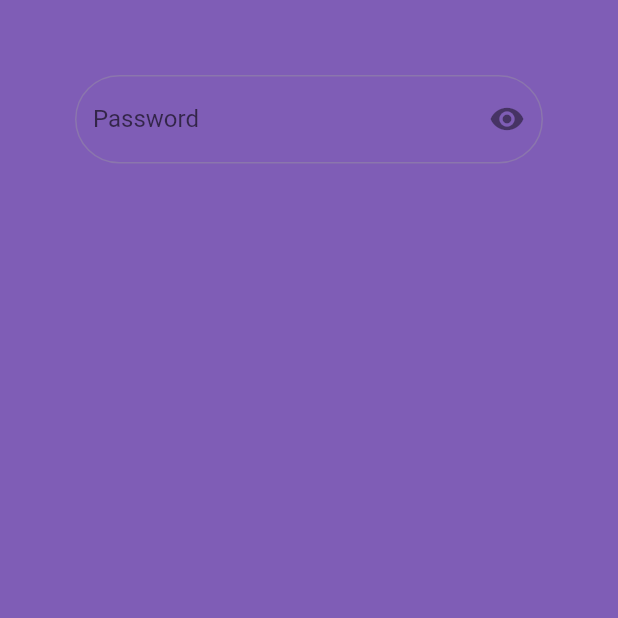
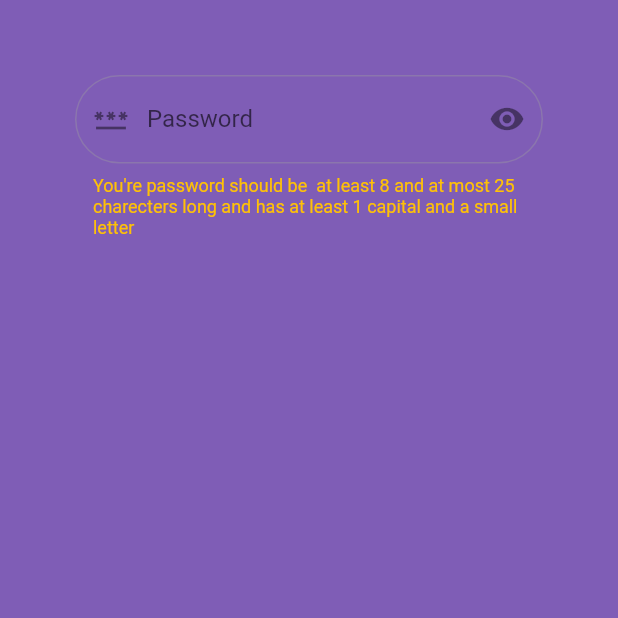
Before and after one commit to Zezo-01/Emtalik, a Flutter app: the screen it shows after launch, on a phone screen of 412 x 824 dp, the top half of it. Run offline on Flutter 3.47's test engine with Material 2 defaults, Android fonts, the phone set to English and light mode, and no system bars; our stand-ins replace localization, motion_toast.

Commit message:
not safe code

```diff
--- a/lib/Widgets/UserInfoWidgets/passwordfield.dart
+++ b/lib/Widgets/UserInfoWidgets/passwordfield.dart
@@ -1,35 +1,68 @@
+import 'dart:io';
+
 import 'package:flutter/material.dart';
 
 import 'package:localization/localization.dart';
 
 class PasswordField extends StatefulWidget {
-  const PasswordField({
-    Key? key,
-    this.onChange,
-  }) : super(key: key);
-  // TODO: Optional parameter to pass a function that will be excuted when ever the value of the textfield's change
-  final void Function(String value)? onChange;
+  PasswordField(
+      {Key? key, this.onChange, this.enable, this.info, this.controller})
+      : super(key: key);
+  // INFO: Optional parameter to pass a function that will be excuted when ever the value of the textfield's change
+  void Function(String value)? onChange;
+  // INFO: this is to set the textfiedl as enabled or not
+  bool? enable;
+  // INFO: this is to display an info under the textifled
+  String? info;
+  TextEditingController? controller;
   @override
-  State<StatefulWidget> createState() => _PasswordField(onChange: onChange);
+  State<StatefulWidget> createState() => _PasswordField(
+      onChange: onChange, enable: enable, info: info, controller: controller);
 }
 
 class _PasswordField extends State<StatefulWidget> {
-  bool show = true;
-  final void Function(String value)? onChange;
-  _PasswordField({this.onChange});
+  bool showPassword = true;
+  bool? enable;
+  String? info;
+  TextEditingController? controller;
+  void Function(String value)? onChange;
+  _PasswordField({this.onChange, this.enable, this.info, this.controller});
+
   @override
   Widget build(BuildContext context) {
     return TextField(
+      controller: controller,
+      obscureText: showPassword,
+      keyboardType: TextInputType.visiblePassword,
+      onChanged: onChange,
+      enabled: enable,
+      textInputAction: TextInputAction.done,
       decoration: InputDecoration(
+        prefixIcon: controller!.text.isEmpty
+            ? const Icon(Icons.password)
+            : IconButton(
+                icon: const Icon(Icons.close),
+                onPressed: () {
+                  controller!.clear();
+                },
+              ),
         label: Text("password".i18n()),
         hintText: "password".i18n(),
+        counterText: info == null ? "" : info.toString().i18n(),
+        counter: Text(
+          info == null ? "" : info.toString().i18n(),
+          style: const TextStyle(
+            fontSize: 12,
+            color: Colors.amber,
+          ),
+        ),
         suffixIcon: IconButton(
           onPressed: () {
             setState(() {
-              show = !show;
+              showPassword = !showPassword;
             });
           },
-          icon: show
+          icon: showPassword
               ? const Icon(Icons.visibility)
               : const Icon(Icons.visibility_off),
         ),
@@ -38,9 +71,6 @@ class _PasswordField extends State<StatefulWidget> {
           gapPadding: 4,
         ),
       ),
-      obscureText: show,
-      keyboardType: TextInputType.visiblePassword,
-      onChanged: onChange,
     );
   }
 }
--- a/lib/etc/appenv.dart
+++ b/lib/etc/appenv.dart
@@ -54,5 +54,8 @@ abstract class AppEnv {
           backgroundColor: Color.fromARGB(255, 236, 166, 61),
           foregroundColor: Colors.black,
         ),
+        textTheme: TextTheme(
+          bodyText1: TextStyle(color: Colors.amber),
+        ),
       );
 }
--- /dev/null
+++ b/lib/etc/validator.dart
@@ -0,0 +1,8 @@
+abstract class Validator {
+  static bool passwordValidator(String password) {
+    return true;
+  }
+}
+
+
+//  /^(?=.*\d)(?=.*[a-z])(?=.*[A-Z])(?=.*[a-zA-Z]).{8,25}$/gm REGULAR EXPRESSION
--- a/lib/i18n/ar.json
+++ b/lib/i18n/ar.json
@@ -4,5 +4,6 @@
     "welcome-text": "هذا النص بالعربية",
     "hello": "مرحبا",
     "Email":"إيميل",
-    "password":"الرقم السري"
+    "password":"الرقم السري",
+    "password-constraints":"الرقم السري يجب أن يكون حجمه  ما بين 8 و 25 ، وأن يحتوي على حرف إنجليزي كبير و صغير على الأقل"
 }
--- a/lib/i18n/en.json
+++ b/lib/i18n/en.json
@@ -4,5 +4,6 @@
     "welcome-text": "This text is in english",
     "hello": "Hello",
     "Email":"E-mail",
-    "password":"Password"
+    "password":"Password",
+    "password-constraints":"You're password should be  at least 8 and at most 25 charecters long and has at least 1 capital and a small letter"
 }
--- a/lib/main.dart
+++ b/lib/main.dart
@@ -10,12 +10,12 @@ import 'signup.dart';
 import 'settings.dart';
 
 void main() {
-  runApp(const MyApp());
+  runApp(MyApp());
 }
 
 class MyApp extends StatelessWidget {
-  const MyApp({Key? key}) : super(key: key);
-
+  MyApp({Key? key}) : super(key: key);
+  final ted = TextEditingController();
   @override
   Widget build(BuildContext context) {
     return MaterialApp(
@@ -24,11 +24,18 @@ class MyApp extends StatelessWidget {
       onGenerateTitle: (context) => 'app-name'.i18n(),
       theme: AppEnv.defaultLightTheme,
       darkTheme: AppEnv.defaultDarkTheme,
-      home: Scaffold(
+      home: GestureDetector(
+        onTap: () => FocusManager.instance.primaryFocus?.unfocus(),
+        child: Scaffold(
           body: Container(
-        margin: EdgeInsets.fromLTRB(50, 50, 50, 0),
-        child: PasswordField(),
-      )),
+            margin: EdgeInsets.fromLTRB(50, 50, 50, 0),
+            child: PasswordField(
+              info: 'password-constraints',
+              controller: ted,
+            ),
+          ),
+        ),
+      ),
     );
   }
 }
```
Also changed, not shown: lib/etc/toastfactory.dart (renamed from lib/etc/ToastFactory.dart).
